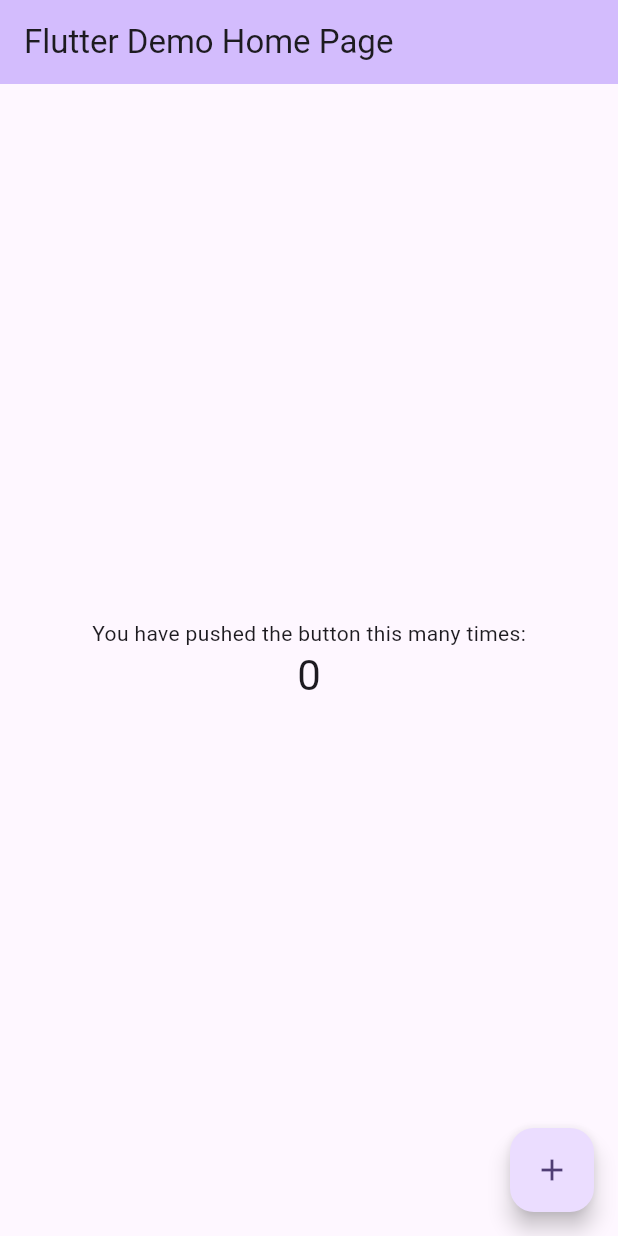
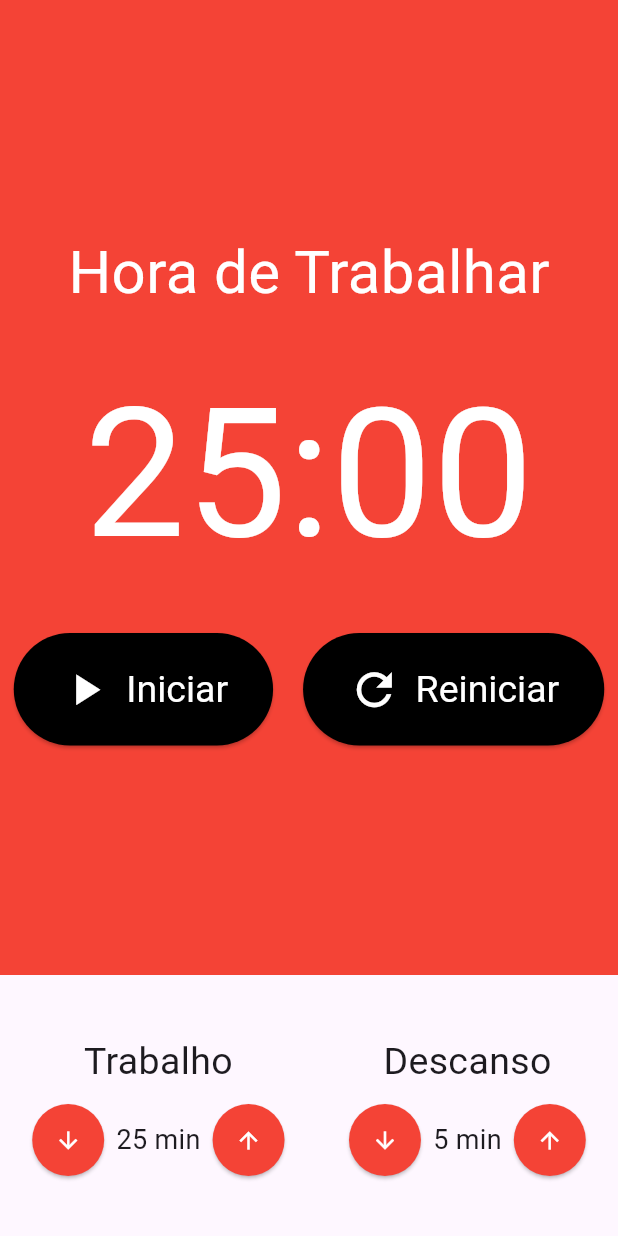
Before and after one commit to oJaciel/Pomodoro-App, a Flutter app: the screen it shows after launch, on a phone screen of 412 x 824 dp. Run offline on Flutter 3.47's test engine with Material 3 defaults, Android fonts, the phone set to English and light mode, and no system bars.

Commit message:
Interface Inicial
Criados os componentes da aplicação, ainda sem implementação lógica.

```diff
--- /dev/null
+++ b/lib/components/time_enter.dart
@@ -0,0 +1,43 @@
+import 'package:flutter/material.dart';
+
+class TimeEnter extends StatelessWidget {
+  const TimeEnter({super.key, required this.title, required this.value});
+
+  final String title;
+  final int value;
+
+  @override
+  Widget build(BuildContext context) {
+    return Column(
+      crossAxisAlignment: CrossAxisAlignment.center,
+      children: [
+        Text(title, style: TextStyle(fontSize: 25)),
+        SizedBox(height: 10),
+        Row(
+          mainAxisAlignment: MainAxisAlignment.center,
+          children: [
+            ElevatedButton(
+              onPressed: () {},
+              style: ElevatedButton.styleFrom(
+                shape: CircleBorder(),
+                padding: EdgeInsets.all(15),
+                backgroundColor: Colors.red,
+              ),
+              child: Icon(Icons.arrow_downward, color: Colors.white),
+            ),
+            Text('${value.toString()} min', style: TextStyle(fontSize: 18)),
+            ElevatedButton(
+              onPressed: () {},
+              style: ElevatedButton.styleFrom(
+                shape: CircleBorder(),
+                padding: EdgeInsets.all(15),
+                backgroundColor: Colors.red,
+              ),
+              child: Icon(Icons.arrow_upward, color: Colors.white),
+            ),
+          ],
+        ),
+      ],
+    );
+  }
+}
--- /dev/null
+++ b/lib/components/timer.dart
@@ -0,0 +1,42 @@
+import 'package:flutter/material.dart';
+import 'package:pomodoro/components/timer_button.dart';
+
+class Timer extends StatelessWidget {
+  const Timer({super.key});
+
+  @override
+  Widget build(BuildContext context) {
+    return Container(
+      color: Colors.red,
+      child: Column(
+        mainAxisAlignment: MainAxisAlignment.center,
+        children: [
+          Text(
+            'Hora de Trabalhar',
+            style: TextStyle(fontSize: 40, color: Colors.white),
+          ),
+          SizedBox(height: 20),
+          Text('25:00', style: TextStyle(fontSize: 120, color: Colors.white)),
+          SizedBox(height: 20),
+          Row(
+            mainAxisAlignment: MainAxisAlignment.center,
+            children: [
+              Padding(
+                padding: const EdgeInsets.only(right: 10),
+                child: TimerButton(text: 'Iniciar', icon: Icons.play_arrow),
+              ),
+              // Padding(
+              //   padding: const EdgeInsets.only(right: 10),
+              //   child: TimerButton(text: 'Parar', icon: Icons.stop),
+              // ),
+              Padding(
+                padding: const EdgeInsets.only(left: 10),
+                child: TimerButton(text: 'Reiniciar', icon: Icons.refresh),
+              ),
+            ],
+          ),
+        ],
+      ),
+    );
+  }
+}
--- /dev/null
+++ b/lib/components/timer_button.dart
@@ -0,0 +1,25 @@
+import 'package:flutter/material.dart';
+
+class TimerButton extends StatelessWidget {
+  const TimerButton({super.key, required this.text, required this.icon});
+
+  final String text;
+  final IconData icon;
+
+  @override
+  Widget build(BuildContext context) {
+    return ElevatedButton(
+      onPressed: () {},
+      style: ElevatedButton.styleFrom(
+        foregroundColor: Colors.white,
+        backgroundColor: Colors.black,
+        padding: EdgeInsets.symmetric(horizontal: 30, vertical: 20),
+        textStyle: TextStyle(fontSize: 25),
+      ),
+      child: Row(children: [Padding(
+        padding: const EdgeInsets.only(right: 10),
+        child: Icon(icon, size: 35),
+      ), Text(text)]),
+    );
+  }
+}
--- a/lib/main.dart
+++ b/lib/main.dart
@@ -1,4 +1,5 @@
 import 'package:flutter/material.dart';
+import 'package:pomodoro/pages/pomodoro.dart';
 
 void main() {
   runApp(const MyApp());
@@ -7,116 +8,15 @@ void main() {
 class MyApp extends StatelessWidget {
   const MyApp({super.key});
 
-  // This widget is the root of your application.
   @override
   Widget build(BuildContext context) {
     return MaterialApp(
-      title: 'Flutter Demo',
+      title: 'Pomodoro',
+      debugShowCheckedModeBanner: false,
       theme: ThemeData(
-        // This is the theme of your application.
-        //
-        // TRY THIS: Try running your application with "flutter run". You'll see
-        // the application has a purple toolbar. Then, without quitting the app,
-        // try changing the seedColor in the colorScheme below to Colors.green
-        // and then invoke "hot reload" (save your changes or press the "hot
-        // reload" button in a Flutter-supported IDE, or press "r" if you used
-        // the command line to start the app).
-        //
-        // Notice that the counter didn't reset back to zero; the application
-        // state is not lost during the reload. To reset the state, use hot
-        // restart instead.
-        //
-        // This works for code too, not just values: Most code changes can be
-        // tested with just a hot reload.
         colorScheme: ColorScheme.fromSeed(seedColor: Colors.deepPurple),
       ),
-      home: const MyHomePage(title: 'Flutter Demo Home Page'),
+      home: Pomodoro(),
     );
   }
 }
-
-class MyHomePage extends StatefulWidget {
-  const MyHomePage({super.key, required this.title});
-
-  // This widget is the home page of your application. It is stateful, meaning
-  // that it has a State object (defined below) that contains fields that affect
-  // how it looks.
-
-  // This class is the configuration for the state. It holds the values (in this
-  // case the title) provided by the parent (in this case the App widget) and
-  // used by the build method of the State. Fields in a Widget subclass are
-  // always marked "final".
-
-  final String title;
-
-  @override
-  State<MyHomePage> createState() => _MyHomePageState();
-}
-
-class _MyHomePageState extends State<MyHomePage> {
-  int _counter = 0;
-
-  void _incrementCounter() {
-    setState(() {
-      // This call to setState tells the Flutter framework that something has
-      // changed in this State, which causes it to rerun the build method below
-      // so that the display can reflect the updated values. If we changed
-      // _counter without calling setState(), then the build method would not be
-      // called again, and so nothing would appear to happen.
-      _counter++;
-    });
-  }
-
-  @override
-  Widget build(BuildContext context) {
-    // This method is rerun every time setState is called, for instance as done
-    // by the _incrementCounter method above.
-    //
-    // The Flutter framework has been optimized to make rerunning build methods
-    // fast, so that you can just rebuild anything that needs updating rather
-    // than having to individually change instances of widgets.
-    return Scaffold(
-      appBar: AppBar(
-        // TRY THIS: Try changing the color here to a specific color (to
-        // Colors.amber, perhaps?) and trigger a hot reload to see the AppBar
-        // change color while the other colors stay the same.
-        backgroundColor: Theme.of(context).colorScheme.inversePrimary,
-        // Here we take the value from the MyHomePage object that was created by
-        // the App.build method, and use it to set our appbar title.
-        title: Text(widget.title),
-      ),
-      body: Center(
-        // Center is a layout widget. It takes a single child and positions it
-        // in the middle of the parent.
-        child: Column(
-          // Column is also a layout widget. It takes a list of children and
-          // arranges them vertically. By default, it sizes itself to fit its
-          // children horizontally, and tries to be as tall as its parent.
-          //
-          // Column has various properties to control how it sizes itself and
-          // how it positions its children. Here we use mainAxisAlignment to
-          // center the children vertically; the main axis here is the vertical
-          // axis because Columns are vertical (the cross axis would be
-          // horizontal).
-          //
-          // TRY THIS: Invoke "debug painting" (choose the "Toggle Debug Paint"
-          // action in the IDE, or press "p" in the console), to see the
-          // wireframe for each widget.
-          mainAxisAlignment: MainAxisAlignment.center,
-          children: <Widget>[
-            const Text('You have pushed the button this many times:'),
-            Text(
-              '$_counter',
-              style: Theme.of(context).textTheme.headlineMedium,
-            ),
-          ],
-        ),
-      ),
-      floatingActionButton: FloatingActionButton(
-        onPressed: _incrementCounter,
-        tooltip: 'Increment',
-        child: const Icon(Icons.add),
-      ), // This trailing comma makes auto-formatting nicer for build methods.
-    );
-  }
-}
--- /dev/null
+++ b/lib/pages/pomodoro.dart
@@ -0,0 +1,29 @@
+import 'package:flutter/material.dart';
+import 'package:pomodoro/components/time_enter.dart';
+import 'package:pomodoro/components/timer.dart';
+
+class Pomodoro extends StatelessWidget {
+  const Pomodoro({super.key});
+
+  @override
+  Widget build(BuildContext context) {
+    return Scaffold(
+      body: Column(
+        crossAxisAlignment: CrossAxisAlignment.stretch,
+        children: [
+          Expanded(child: Timer()),
+          Padding(
+            padding: const EdgeInsets.symmetric(vertical: 40),
+            child: Row(
+              mainAxisAlignment: MainAxisAlignment.spaceAround,
+              children: [
+                TimeEnter(title: 'Trabalho', value: 25),
+                TimeEnter(title: 'Descanso', value: 5),
+              ],
+            ),
+          ),
+        ],
+      ),
+    );
+  }
+}
```
